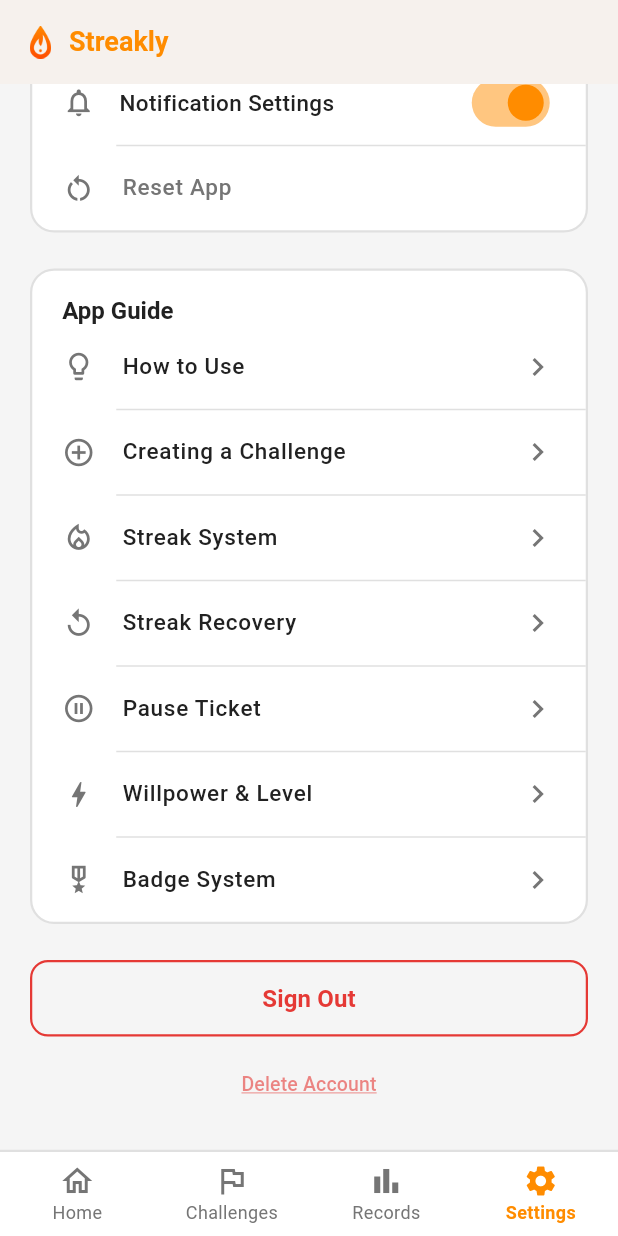
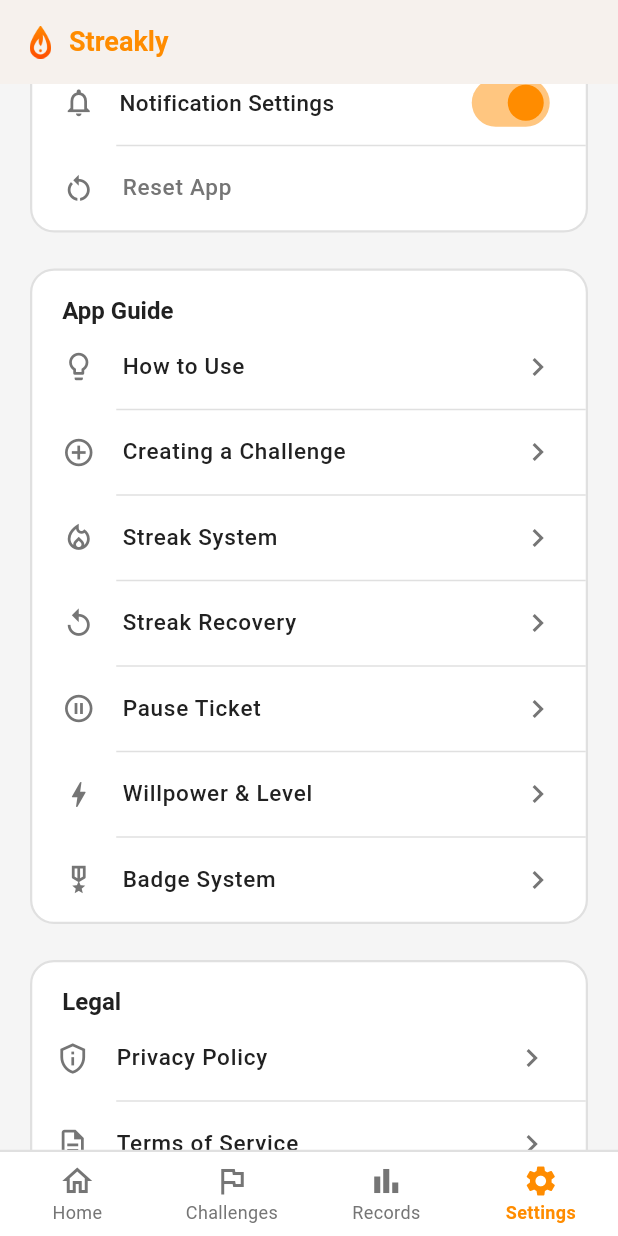
Before and after one commit to woodys67/streakly, a Flutter app: the screen it shows once a user with an empty profile is signed in, item 4 of the bottom bar chosen, scrolled down 269 dp, on a phone screen of 412 x 824 dp. Run offline on Flutter 3.47's test engine with Material 3 defaults, Android fonts, the phone set to English and light mode, and no system bars; our stand-ins replace flutter_local_notifications, flutter_markdown, google_mobile_ads, google_sign_in, package_info_plus, shared_preferences and 3 more; missing offline and left inert: app_settings; accounts and stored records are empty; network calls fail.

Commit message:
feat: 설정 탭 법적 정보 메뉴 및 앱 버전 표시 추가
- 개인정보처리방침·이용약관 HTML 초안 작성 (docs/)
- 설정 탭 하단에 법적 정보 섹션(개인정보처리방침, 이용약관) 추가
- package_info_plus 패키지 추가 후 설정 탭 최하단에 앱 버전 표시

Co-Authored-By: Claude Sonnet 4.6 <noreply@anthropic.com>

```diff
--- a/lib/l10n/app_strings.dart
+++ b/lib/l10n/app_strings.dart
@@ -287,6 +287,10 @@ class AppStrings {
   String get nameHint => _s(en:'Enter your name', ko:'이름을 입력하세요', ja:'名前を入力', es:'Ingresa tu nombre');
   String get appSettings => _s(en:'App Settings', ko:'앱 설정', ja:'アプリ設定', es:'Ajustes de la app');
   String get appGuide => _s(en:'App Guide', ko:'앱 가이드', ja:'アプリガイド', es:'Guía de la app');
+  String get legalInfo => _s(en:'Legal', ko:'법적 정보', ja:'法的情報', es:'Legal');
+  String get privacyPolicy => _s(en:'Privacy Policy', ko:'개인정보처리방침', ja:'プライバシーポリシー', es:'Política de privacidad');
+  String get termsOfService => _s(en:'Terms of Service', ko:'이용약관', ja:'利用規約', es:'Términos de servicio');
+  String get appVersion => _s(en:'Version', ko:'버전', ja:'バージョン', es:'Versión');
   // 앱 소개 — 항목 타이틀
   String get guideHowToUse => _s(en:'How to Use', ko:'사용법', ja:'使い方', es:'Cómo usar');
   String get guideCreateChallenge => _s(en:'Creating a Challenge', ko:'챌린지 만들기', ja:'チャレンジを作る', es:'Crear un reto');
--- a/lib/screens/settings/settings_screen.dart
+++ b/lib/screens/settings/settings_screen.dart
@@ -1,5 +1,6 @@
 import 'dart:io';
 import 'package:flutter/material.dart';
+import 'package:package_info_plus/package_info_plus.dart';
 import 'package:provider/provider.dart';
 import 'package:app_settings/app_settings.dart';
 import 'package:url_launcher/url_launcher.dart';
@@ -65,6 +66,8 @@ class SettingsScreen extends StatelessWidget {
                 const SizedBox(height: 24),
                 _AppGuideCard(s: s),
                 const SizedBox(height: 24),
+                _LegalCard(s: s),
+                const SizedBox(height: 24),
                 if (!auth.isGuest) ...[
                   _SignOutButton(
                     label: s.signOut,
@@ -76,6 +79,8 @@ class SettingsScreen extends StatelessWidget {
                     onDelete: () => _confirmDeleteAccount(context, auth, settings, s),
                   ),
                 ],
+                const SizedBox(height: 16),
+                _AppVersionText(versionLabel: s.appVersion),
               ],
             ),
           );
@@ -1010,6 +1015,45 @@ class _GuideItem extends StatelessWidget {
   }
 }
 
+class _LegalCard extends StatelessWidget {
+  final dynamic s;
+
+  const _LegalCard({required this.s});
+
+  @override
+  Widget build(BuildContext context) {
+    return Container(
+      decoration: BoxDecoration(
+        color: AppColors.white,
+        borderRadius: BorderRadius.circular(16),
+        border: Border.all(color: AppColors.border, width: 1.5),
+      ),
+      child: Column(
+        children: [
+          Padding(
+            padding: const EdgeInsets.fromLTRB(20, 16, 20, 0),
+            child: Align(
+              alignment: Alignment.centerLeft,
+              child: Text(s.legalInfo, style: Theme.of(context).textTheme.titleLarge),
+            ),
+          ),
+          _NavigationSetting(
+            icon: Icons.privacy_tip_outlined,
+            title: s.privacyPolicy,
+            onTap: null, // TODO: 링크 연결 예정
+          ),
+          const _Divider(),
+          _NavigationSetting(
+            icon: Icons.description_outlined,
+            title: s.termsOfService,
+            onTap: null, // TODO: 링크 연결 예정
+          ),
+        ],
+      ),
+    );
+  }
+}
+
 class _SignOutButton extends StatelessWidget {
   final String label;
   final VoidCallback onSignOut;
@@ -1060,3 +1104,36 @@ class _DeleteAccountButton extends StatelessWidget {
     );
   }
 }
+
+class _AppVersionText extends StatefulWidget {
+  final String versionLabel;
+
+  const _AppVersionText({required this.versionLabel});
+
+  @override
+  State<_AppVersionText> createState() => _AppVersionTextState();
+}
+
+class _AppVersionTextState extends State<_AppVersionText> {
+  String _version = '';
+
+  @override
+  void initState() {
+    super.initState();
+    PackageInfo.fromPlatform().then((info) {
+      if (mounted) setState(() => _version = info.version);
+    });
+  }
+
+  @override
+  Widget build(BuildContext context) {
+    if (_version.isEmpty) return const SizedBox.shrink();
+    return Text(
+      '${widget.versionLabel} $_version',
+      style: const TextStyle(
+        fontSize: 12,
+        color: AppColors.textSecondary,
+      ),
+    );
+  }
+}
--- a/pubspec.yaml
+++ b/pubspec.yaml
@@ -26,6 +26,7 @@ dependencies:
   app_settings: ^7.0.0
   url_launcher: ^6.3.2
   google_mobile_ads: ^8.0.0
+  package_info_plus: ^8.3.0
 
 dev_dependencies:
   flutter_test:
```
Also changed, not shown: pubspec.lock, 4 other files.
